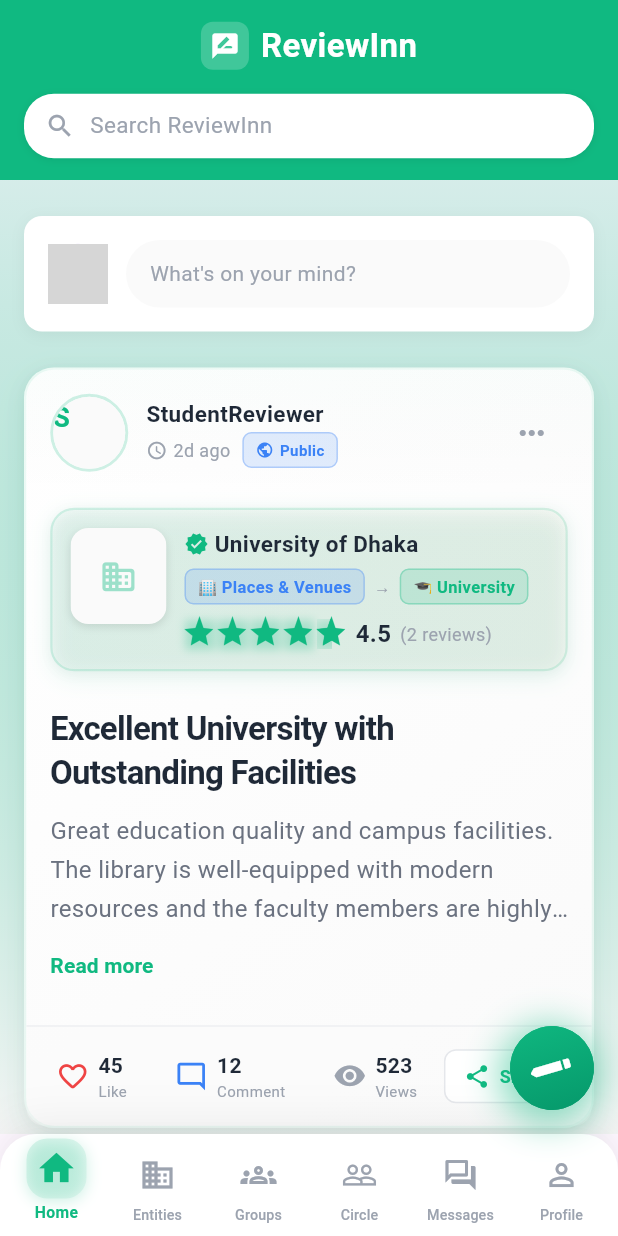
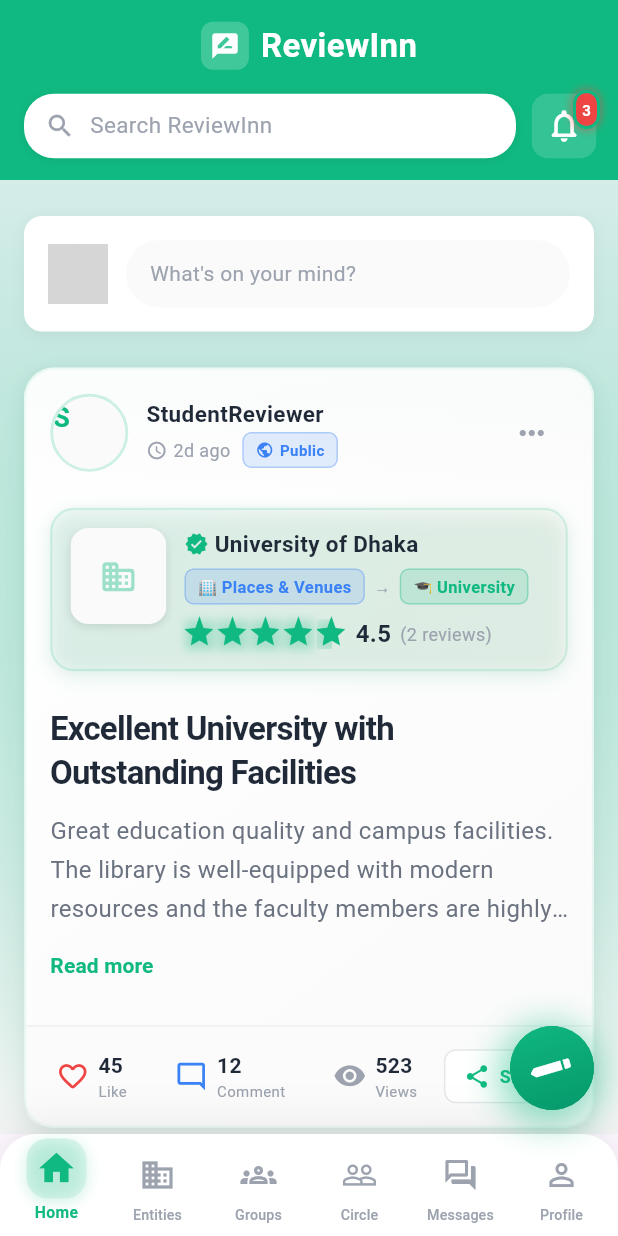
Before and after one commit to Mahamudul42/reviewinn_project, a Flutter app: the screen it shows after launch, on a phone screen of 412 x 824 dp. Run offline on Flutter 3.47's test engine with Material 3 defaults, Android fonts, the light colour scheme and no system bars; drawn by our look-alikes of cached_network_image; our stand-ins replace flutter_rating_bar, flutter_secure_storage; accounts and stored records are empty; network calls fail; grey boxes are pictures that could not be loaded.

Commit message:
m4_notification

```diff
--- a/reviewinn-mobile/lib/screens/home_feed_screen.dart
+++ b/reviewinn-mobile/lib/screens/home_feed_screen.dart
@@ -5,6 +5,7 @@ import '../providers/auth_provider.dart';
 import '../widgets/beautiful_review_card.dart';
 import '../config/app_theme.dart';
 import 'search_screen.dart';
+import 'notifications_screen.dart';
 
 class HomeFeedScreen extends StatefulWidget {
   const HomeFeedScreen({super.key});
@@ -13,14 +14,36 @@ class HomeFeedScreen extends StatefulWidget {
   State<HomeFeedScreen> createState() => _HomeFeedScreenState();
 }
 
-class _HomeFeedScreenState extends State<HomeFeedScreen> {
+class _HomeFeedScreenState extends State<HomeFeedScreen> with SingleTickerProviderStateMixin {
   final ScrollController _scrollController = ScrollController();
   bool _isCollapsed = false;
+  late AnimationController _notificationAnimationController;
+  late Animation<double> _notificationPulseAnimation;
+  int _unreadNotifications = 3; // TODO: Get from API/Provider
 
   @override
   void initState() {
     super.initState();
     _scrollController.addListener(_onScroll);
+
+    // Setup notification icon animation
+    _notificationAnimationController = AnimationController(
+      duration: const Duration(milliseconds: 1500),
+      vsync: this,
+    );
+
+    _notificationPulseAnimation = Tween<double>(begin: 1.0, end: 1.15).animate(
+      CurvedAnimation(
+        parent: _notificationAnimationController,
+        curve: Curves.easeInOut,
+      ),
+    );
+
+    // Pulse animation if there are unread notifications
+    if (_unreadNotifications > 0) {
+      _notificationAnimationController.repeat(reverse: true);
+    }
+
     WidgetsBinding.instance.addPostFrameCallback((_) {
       Provider.of<ReviewProvider>(context, listen: false).fetchReviews(refresh: true);
     });
@@ -53,6 +76,7 @@ class _HomeFeedScreenState extends State<HomeFeedScreen> {
   void dispose() {
     _scrollController.removeListener(_onScroll);
     _scrollController.dispose();
+    _notificationAnimationController.dispose();
     super.dispose();
   }
 
@@ -190,14 +214,8 @@ class _HomeFeedScreenState extends State<HomeFeedScreen> {
                                   ),
                                 ),
                               ),
-                              if (_isCollapsed) ...[
-                                const SizedBox(width: 12),
-                                Icon(
-                                  Icons.notifications_none,
-                                  color: Colors.white,
-                                  size: 24,
-                                ),
-                              ],
+                              const SizedBox(width: 12),
+                              _buildNotificationButton(),
                             ],
                           ),
                           if (!_isCollapsed) const SizedBox(height: 12),
@@ -428,4 +446,78 @@ class _HomeFeedScreenState extends State<HomeFeedScreen> {
       },
     );
   }
+
+  Widget _buildNotificationButton() {
+    return GestureDetector(
+      onTap: () {
+        Navigator.push(
+          context,
+          MaterialPageRoute(
+            builder: (context) => const NotificationsScreen(),
+          ),
+        );
+      },
+      child: Stack(
+        clipBehavior: Clip.none,
+        children: [
+          // Notification icon with subtle animation
+          ScaleTransition(
+            scale: _unreadNotifications > 0
+                ? _notificationPulseAnimation
+                : const AlwaysStoppedAnimation(1.0),
+            child: Container(
+              padding: const EdgeInsets.all(8),
+              decoration: BoxDecoration(
+                color: Colors.white.withOpacity(0.15),
+                borderRadius: BorderRadius.circular(10),
+              ),
+              child: const Icon(
+                Icons.notifications_none_rounded,
+                color: Colors.white,
+                size: 24,
+              ),
+            ),
+          ),
+
+          // Badge for unread count
+          if (_unreadNotifications > 0)
+            Positioned(
+              right: -4,
+              top: -4,
+              child: Container(
+                padding: const EdgeInsets.all(4),
+                constraints: const BoxConstraints(
+                  minWidth: 18,
+                  minHeight: 18,
+                ),
+                decoration: BoxDecoration(
+                  color: AppTheme.errorRed,
+                  borderRadius: BorderRadius.circular(10),
+                  border: Border.all(
+                    color: AppTheme.primaryPurple,
+                    width: 2,
+                  ),
+                  boxShadow: [
+                    BoxShadow(
+                      color: AppTheme.errorRed.withOpacity(0.5),
+                      blurRadius: 4,
+                      spreadRadius: 1,
+                    ),
+                  ],
+                ),
+                child: Text(
+                  _unreadNotifications > 99 ? '99+' : _unreadNotifications.toString(),
+                  style: const TextStyle(
+                    color: Colors.white,
+                    fontSize: 10,
+                    fontWeight: FontWeight.bold,
+                  ),
+                  textAlign: TextAlign.center,
+                ),
+              ),
+            ),
+        ],
+      ),
+    );
+  }
 }
```
Also changed, not shown: reviewinn-mobile/lib/screens/notifications_screen.dart (+56 -9 lines).
